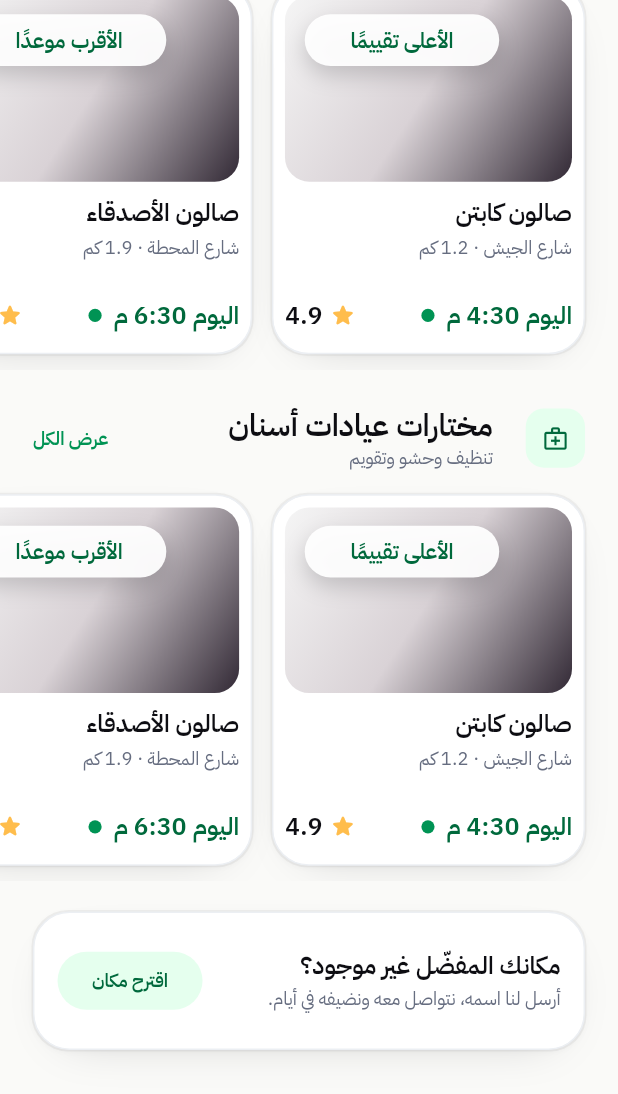
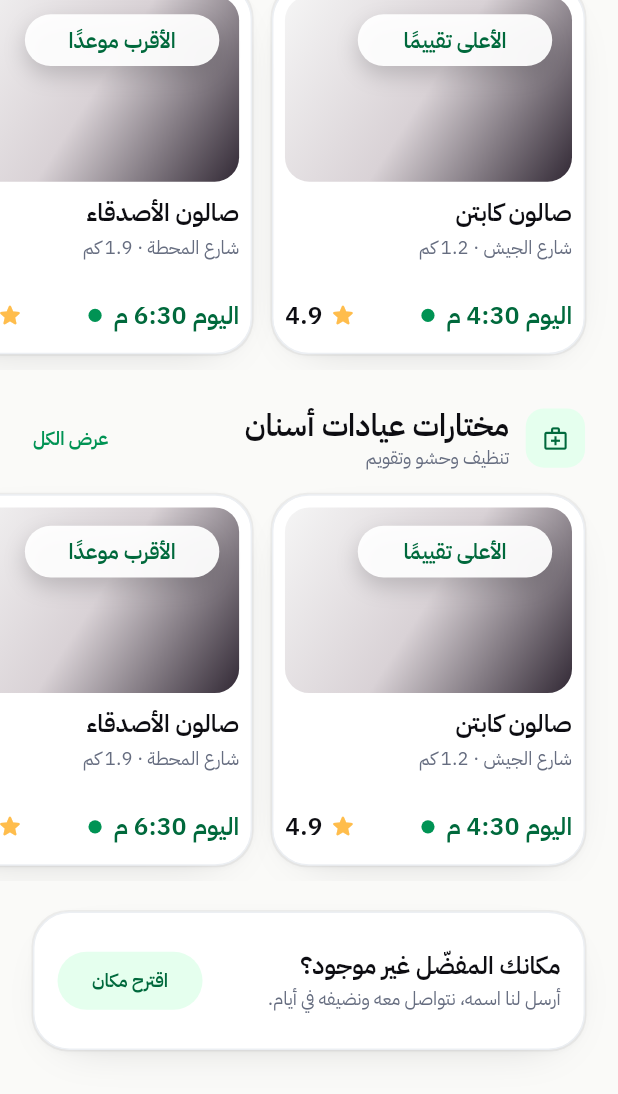
Before and after one commit to waqtyPlatform/new_waqty_user_app, a Flutter app: the HomeScreen screen opened directly, scrolled down 2857 dp, on a phone screen of 412 x 824 dp. Shown: the top 1094 px of the screen. Run offline on Flutter 3.47's test engine with Material 3 defaults, Android fonts, the phone set to English and light mode, and no system bars; our stand-ins replace cached_network_image, connectivity_plus, country_code_picker, dartz, easy_localization, equatable and 16 more; missing offline and left inert: http_interceptor; accounts and stored records are empty.

Commit message:
firebase done

```diff
--- a/lib/features/home/home/ui/widgets/home_design/home_provider_scroller.dart
+++ b/lib/features/home/home/ui/widgets/home_design/home_provider_scroller.dart
@@ -109,10 +109,9 @@ class _AvailableProviderCard extends StatelessWidget {
             child: Stack(
               children: [
                 const _PhotoBox(width: double.infinity, height: 140),
-                Positioned(
+                PositionedDirectional(
                   top: 8.h,
-                  left: 12.w,
-                  right: null,
+                  start: 12.w,
                   child: Container(
                     height: 36.h,
                     padding: EdgeInsets.symmetric(horizontal: 10.w),
@@ -138,10 +137,9 @@ class _AvailableProviderCard extends StatelessWidget {
                   ),
                 ),
                 if (provider.fast)
-                  Positioned(
+                  PositionedDirectional(
                     bottom: 12.h,
-                    left: null,
-                    right: 12.w,
+                    end: 12.w,
                     child: Container(
                       height: 34.h,
                       padding: EdgeInsets.symmetric(horizontal: 12.w),
@@ -267,10 +265,9 @@ class _ProviderCard extends StatelessWidget {
             child: Stack(
               children: [
                 const _PhotoBox(width: double.infinity, height: 140),
-                Positioned(
+                PositionedDirectional(
                   top: 12.h,
-                  left: 12.w,
-                  right: null,
+                  start: 12.w,
                   child: Container(
                     height: 34.h,
                     constraints: BoxConstraints(maxWidth: 118.w),
--- a/lib/features/home/home/ui/widgets/home_design/home_section_headers.dart
+++ b/lib/features/home/home/ui/widgets/home_design/home_section_headers.dart
@@ -71,9 +71,11 @@ class _SectionTitleRow extends StatelessWidget {
                 style: TextStyles.font12greenColor500W600,
               ),
             ),
-            Positioned.fill(
-              left: 56.w,
-              right: icon == null ? 0 : 56.w,
+            PositionedDirectional(
+              start: icon == null ? 0 : 46.w,
+              end: 56.w,
+              top: 0,
+              bottom: 0,
               child: Column(
                 crossAxisAlignment: CrossAxisAlignment.stretch,
                 mainAxisAlignment: MainAxisAlignment.center,
--- a/lib/features/home/home/ui/widgets/home_design/home_suggest_place_card.dart
+++ b/lib/features/home/home/ui/widgets/home_design/home_suggest_place_card.dart
@@ -24,9 +24,11 @@ class HomeSuggestPlaceCard extends StatelessWidget {
                 ),
               ),
             ),
-            Positioned.fill(
-              left: 100.w,
-              right: 0,
+            PositionedDirectional(
+              start: 0,
+              end: 100.w,
+              top: 0,
+              bottom: 0,
               child: _TextBlock(
                 titleKey: 'home.suggestTitle',
                 subtitleKey: 'home.suggestSubtitle',
```
Also changed, not shown: lib/features/home/home/ui/widgets/home_design/home_header.dart (+10 -15 lines), lib/features/home/home/ui/widgets/home_design/home_loading_content.dart (+10 -6 lines), lib/features/home/home/ui/widgets/home_design/home_offer_scroller.dart (+9 -9 lines), lib/features/home/home/ui/widgets/home_design/home_offline_content.dart (+15 -9 lines), lib/features/home/home/ui/widgets/home_design/home_primary_cards.dart (+25 -15 lines), lib/features/home/home/ui/widgets/home_design/home_repeat_scroller.dart (+5 -3 lines), lib/features/home/home/ui/widgets/home_design/home_shared_widgets.dart (+5 -3 lines).
